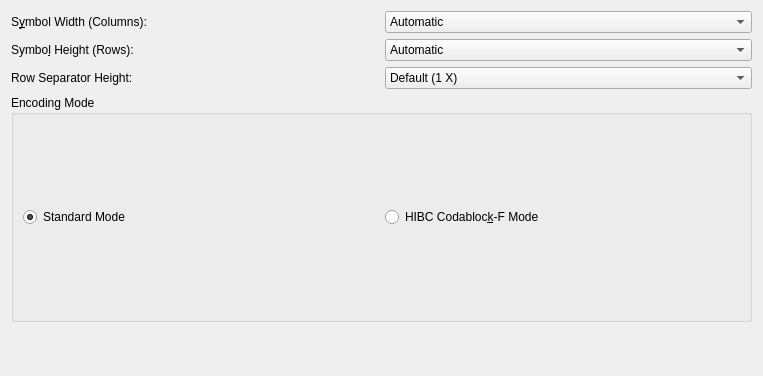
The window that frontend_qt/grpCodablockF.ui (zint/zint) describes before a commit, drawn with Qt 5.
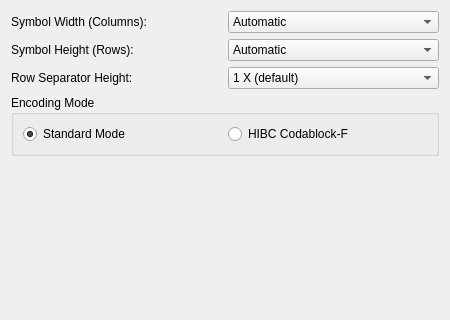
The same window after the commit.

```diff
--- a/frontend_qt/grpCodablockF.ui
+++ b/frontend_qt/grpCodablockF.ui
@@ -6,10 +6,16 @@
    <rect>
     <x>0</x>
     <y>0</y>
-    <width>763</width>
-    <height>376</height>
+    <width>450</width>
+    <height>320</height>
    </rect>
   </property>
+  <property name="maximumSize">
+   <size>
+    <width>600</width>
+    <height>16777215</height>
+   </size>
+  </property>
   <property name="windowTitle">
    <string>Form</string>
   </property>
@@ -19,7 +25,7 @@
      <item row="0" column="0">
       <widget class="QLabel" name="labelWidth">
        <property name="text">
-        <string>S&amp;ymbol Width (Columns):</string>
+        <string>Symbol Width (Columns):</string>
        </property>
        <property name="buddy">
         <cstring>cmbCbfWidth</cstring>
@@ -333,7 +339,7 @@
      <item row="1" column="0">
       <widget class="QLabel" name="labelHeight">
        <property name="text">
-        <string>Symbo&amp;l Height (Rows):</string>
+        <string>Symbol Height (Rows):</string>
        </property>
        <property name="buddy">
         <cstring>cmbCbfHeight</cstring>
@@ -583,7 +589,7 @@
       <widget class="QComboBox" name="cmbCbfRowSepHeight">
        <item>
         <property name="text">
-         <string>Default (1 X)</string>
+         <string>1 X (default)</string>
         </property>
        </item>
        <item>
@@ -627,7 +633,7 @@
       <item>
        <widget class="QRadioButton" name="radCbfHIBC">
         <property name="text">
-         <string>HIBC Codabloc&amp;k-F Mode</string>
+         <string>HIBC Codablock-F</string>
         </property>
        </widget>
       </item>
@@ -640,7 +646,7 @@
       <enum>Qt::Vertical</enum>
      </property>
      <property name="sizeType">
-      <enum>QSizePolicy::Minimum</enum>
+      <enum>QSizePolicy::MinimumExpanding</enum>
      </property>
      <property name="sizeHint" stdset="0">
       <size>
```
Left out of the diff: 10 changed lines with no effect on the pictures.
